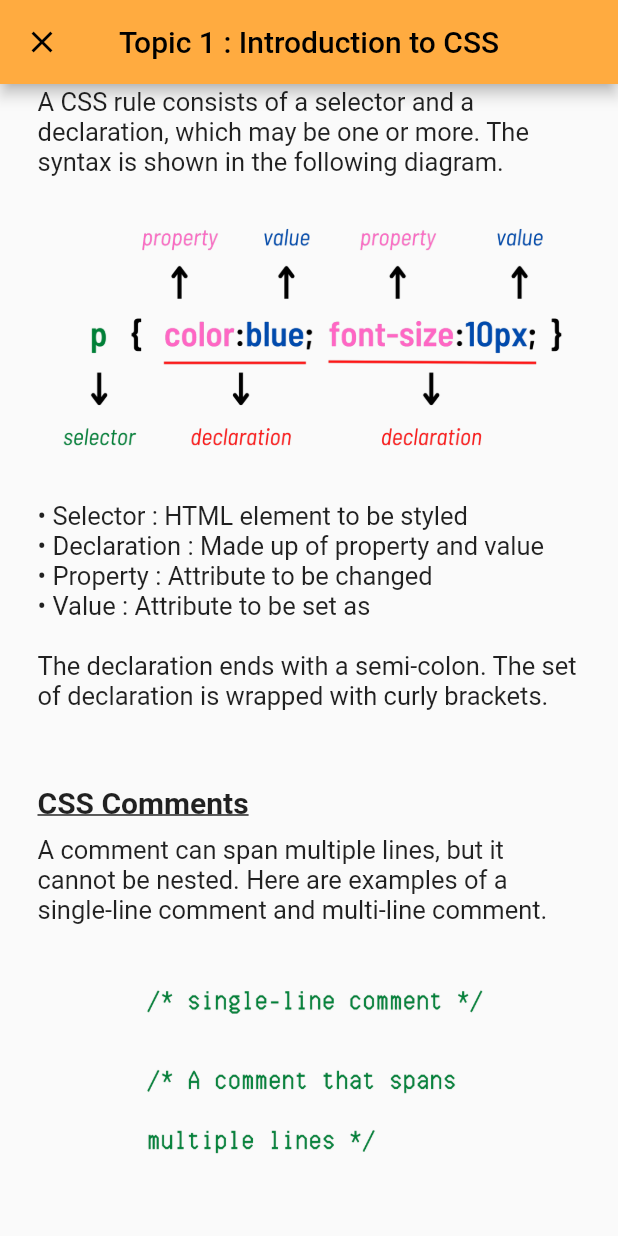
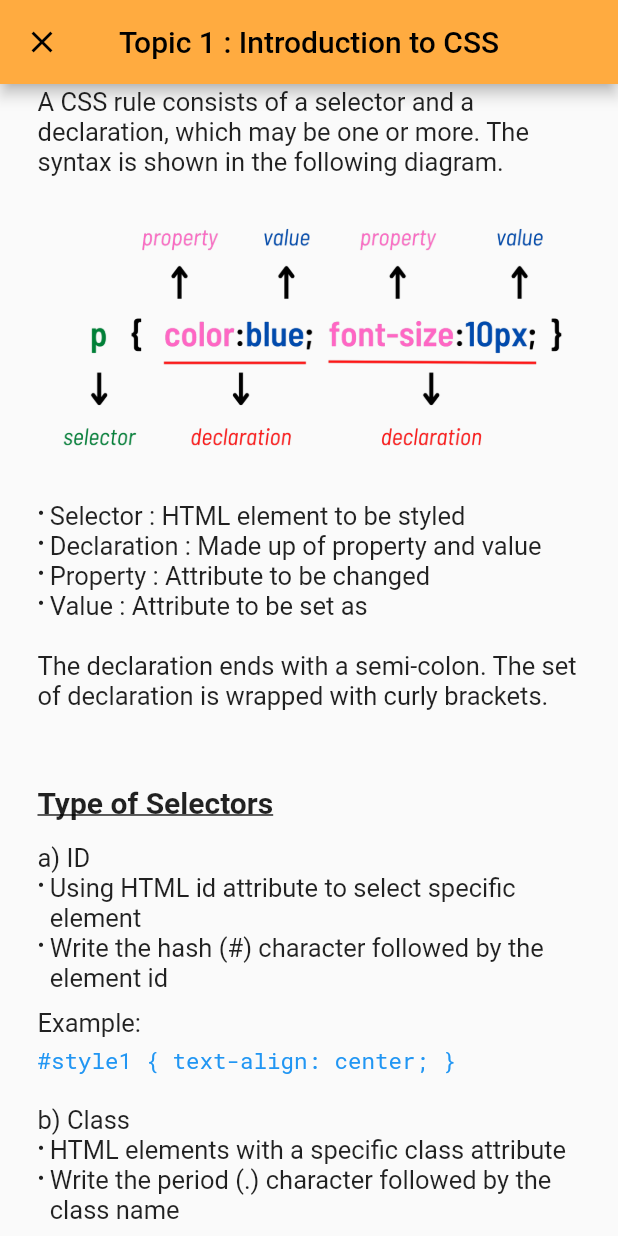
Before and after one commit to aisrha/cassco_app, a Flutter app: the Topic1Screen screen opened directly, scrolled down 501 dp, on a phone screen of 412 x 824 dp. Run offline on Flutter 3.47's test engine with Material 2 defaults, Android fonts, the phone set to English and light mode, and no system bars; our stand-ins replace cloud_firestore, firebase_auth, firebase_core, fluttertoast, google_fonts; accounts and stored records are empty.

Commit message:
Update topic1_screen.dart

```diff
--- a/lib/screens/notes/topic1_screen.dart
+++ b/lib/screens/notes/topic1_screen.dart
@@ -1,4 +1,7 @@
+import 'dart:ui';
+
 import 'package:flutter/material.dart';
+import 'package:google_fonts/google_fonts.dart';
 
 class Topic1Screen extends StatefulWidget {
   Topic1Screen({Key? key}) : super(key: key);
@@ -10,92 +13,186 @@ class Topic1Screen extends StatefulWidget {
 class _Topic1ScreenState extends State<Topic1Screen> {
   @override
   Widget build(BuildContext context) {
+    // height spacer
+    spaceBetween(double val) {
+      return SizedBox(height: val);
+    }
+
+    // build image asset
+    buildImageAsset(String path) {
+      return SizedBox(
+        child: Image.asset(
+          path,
+          fit: BoxFit.contain,
+        ),
+      );
+    }
+
+    // build image asset with height
+    buildImageAssetHeight(double val, String path) {
+      return SizedBox(
+        height: val,
+        child: Image.asset(
+          path,
+          fit: BoxFit.contain,
+        ),
+      );
+    }
+
+    // build topic
+    buildTopic(String topic) {
+      return Text(
+        topic,
+        style: const TextStyle(
+          fontSize: 25,
+          fontWeight: FontWeight.bold,
+        ),
+      );
+    }
+
+    // build subtopic title
+    buildSubtopic(String subtopic) {
+      return Text(
+        subtopic,
+        style: const TextStyle(
+          fontSize: 20,
+          decoration: TextDecoration.underline,
+          fontWeight: FontWeight.bold,
+        ),
+      );
+    }
+
+    // build content
+    buildContent(String content) {
+      return Text(
+        content,
+        style: const TextStyle(fontSize: 17),
+      );
+    }
+
+    // build bullet points
+    buildBulletList(String content) {
+      return Row(
+        crossAxisAlignment: CrossAxisAlignment.start,
+        children: <Widget>[
+          Text("\u2022 "),
+          Expanded(
+            child: Text(
+              content,
+              style: const TextStyle(fontSize: 17),
+            ),
+          ),
+        ],
+      );
+    }
+
+    // build code
+    buildCode(String code) {
+      return Align(
+        alignment: Alignment.centerLeft,
+        child: Text(
+          code,
+          style: GoogleFonts.robotoMono(
+            textStyle: const TextStyle(
+              fontSize: 15,
+              color: Colors.blue,
+            ),
+          ),
+        ),
+      );
+    }
+
     return Scaffold(
       appBar: AppBar(
         leading: IconButton(
           onPressed: () {
             Navigator.pop(context);
           },
-          icon: Icon(Icons.close),
+          icon: const Icon(Icons.close),
         ),
-        title: Text('Topic 1 : Introduction to CSS'),
+        title: const Text('Topic 1 : Introduction to CSS'),
         backgroundColor: Colors.orangeAccent,
         centerTitle: true,
       ),
       body: ListView(
-        padding: EdgeInsets.all(25),
+        padding: const EdgeInsets.all(25),
         children: <Widget>[
-          // Introduction section
-          Text(
-            'Introduction',
-            style: TextStyle(
-              fontSize: 25,
-              fontWeight: FontWeight.bold,
-            ),
-          ),
-          SizedBox(height: 10),
-          Text(
-            'CSS is an abbreviation of Cascading Style Sheets. The content of the document is defined by HTML and the presentation of the content is defined by the style sheet.',
-            style: TextStyle(fontSize: 17),
-          ),
-          SizedBox(height: 20),
-          SizedBox(
-            child: Image.asset(
-              "assets/topic1pic01.png",
-              fit: BoxFit.contain,
-            ),
-          ),
-          SizedBox(height: 50),
-          // CSS Syntax sub-section
-          Text(
-            'CSS Syntax',
-            style: TextStyle(
-              fontSize: 20,
-              decoration: TextDecoration.underline,
-              fontWeight: FontWeight.bold,
-            ),
-          ),
-          SizedBox(height: 10),
-          Text(
-            'A CSS rule consists of a selector and a declaration, which may be one or more. The syntax is shown in the following diagram.',
-            style: TextStyle(fontSize: 17),
-          ),
-          SizedBox(height: 25),
-          SizedBox(
-            child: Image.asset(
-              "assets/topic1pic02.png",
-              fit: BoxFit.contain,
-            ),
-          ),
-          SizedBox(height: 25),
-          Text(
-            '\u2022 Selector : HTML element to be styled \n\u2022 Declaration : Made up of property and value \n\u2022 Property : Attribute to be changed \n\u2022 Value : Attribute to be set as \n\nThe declaration ends with a semi-colon. The set of declaration is wrapped with curly brackets.',
-            style: TextStyle(fontSize: 17),
-          ),
-          SizedBox(height: 50),
-          // CSS Comments
-          Text(
-            'CSS Comments',
-            style: TextStyle(
-              fontSize: 20,
-              decoration: TextDecoration.underline,
-              fontWeight: FontWeight.bold,
-            ),
-          ),
-          SizedBox(height: 10),
-          Text(
-            'A comment can span multiple lines, but it cannot be nested. Here are examples of a single-line comment and multi-line comment.',
-            style: TextStyle(fontSize: 17),
-          ),
-          SizedBox(height: 25),
-          SizedBox(
-            height: 150,
-            child: Image.asset(
-              "assets/topic1pic03.png",
-              fit: BoxFit.contain,
-            ),
-          ),
-          SizedBox(height: 25),
+          // --------------------------------------------- Introduction section
+          buildTopic('Introduction'),
+          spaceBetween(10),
+          buildContent(
+              'CSS is an abbreviation of Cascading Style Sheets. The content of the document is defined by HTML and the presentation of the content is defined by the style sheet.'),
+          spaceBetween(20),
+          buildImageAsset('assets/topic1pic01.png'),
+          spaceBetween(50),
+          // ------------------------------------------- CSS Syntax sub-section
+          buildSubtopic('CSS Syntax'),
+          spaceBetween(10),
+          buildContent(
+              'A CSS rule consists of a selector and a declaration, which may be one or more. The syntax is shown in the following diagram.'),
+          spaceBetween(25),
+          buildImageAsset('assets/topic1pic02.png'),
+          spaceBetween(25),
+          buildBulletList('Selector : HTML element to be styled'),
+          buildBulletList('Declaration : Made up of property and value'),
+          buildBulletList('Property : Attribute to be changed'),
+          buildBulletList('Value : Attribute to be set as'),
+          spaceBetween(20),
+          buildContent(
+              'The declaration ends with a semi-colon. The set of declaration is wrapped with curly brackets.'),
+          spaceBetween(50),
+          // ------------------------------------------------ Type of Selectors
+          buildSubtopic('Type of Selectors'),
+          spaceBetween(15),
+
+          buildContent('a) ID'),
+          buildBulletList('Using HTML id attribute to select specific element'),
+          buildBulletList(
+              'Write the hash (#) character followed by the element id'),
+          spaceBetween(10),
+          buildContent('Example: '),
+          spaceBetween(5),
+          buildCode('#style1 { text-align: center; }'),
+          spaceBetween(20),
+
+          buildContent('b) Class'),
+          buildBulletList('HTML elements with a specific class attribute'),
+          buildBulletList(
+              'Write the period (.) character followed by the class name'),
+          spaceBetween(10),
+          buildContent('Example: '),
+          spaceBetween(5),
+          buildCode('.redText { color: red; }'),
+          spaceBetween(20),
+
+          buildContent('c) Universal'),
+          buildBulletList('Affects all HTML elements on the page'),
+          buildBulletList('Defined using asterisk character (*)'),
+          spaceBetween(10),
+          buildContent('Example: '),
+          spaceBetween(5),
+          buildCode('* { color: black; }'),
+          spaceBetween(20),
+
+          buildContent('d) Grouping'),
+          buildBulletList('Grouped by specific HTML elements'),
+          buildBulletList('Defined using the HTML elements'),
+          spaceBetween(10),
+          buildContent('Example: '),
+          spaceBetween(5),
+          buildCode('p { color: black; }'),
+
+          spaceBetween(50),
+          // ---------------------------------------------------- CSS Comments
+          buildSubtopic('CSS Comments'),
+          spaceBetween(10),
+          buildContent(
+              'A comment can span multiple lines, but it cannot be nested. Here are examples of a single-line comment and multi-line comment.'),
+          spaceBetween(25),
+          buildContent('Example: '),
+          spaceBetween(5),
+          buildCode('/* comment here */'),
+          spaceBetween(25),
         ],
       ),
     );
```
